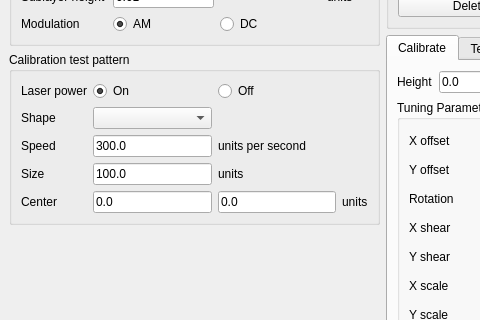
This is src/calibrate/ui_mainwindow.ui in PeachyPrinter/peachytoolchain as Qt 5 draws it before an edit; both pictures show x 0 to 480 and y 229 to 549 of the 662 by 723 pixel window. The edited form follows.
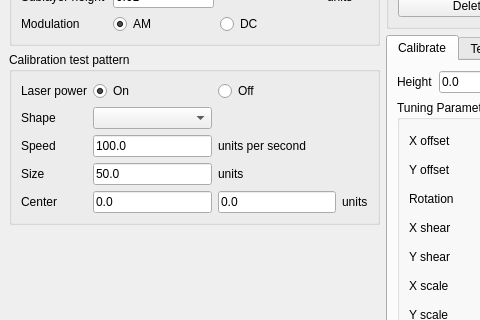
This is the edited form.

What changed in the file:
```diff
--- a/src/calibrate/ui_mainwindow.ui
+++ b/src/calibrate/ui_mainwindow.ui
@@ -239,7 +239,7 @@
            <item row="3" column="1">
             <widget class="QLineEdit" name="speed_edit">
              <property name="text">
-              <string>300.0</string>
+              <string>100.0</string>
              </property>
             </widget>
            </item>
@@ -270,7 +270,7 @@
            <item row="4" column="1">
             <widget class="QLineEdit" name="size_edit">
              <property name="text">
-              <string>100.0</string>
+              <string>50.0</string>
              </property>
             </widget>
            </item>
```
